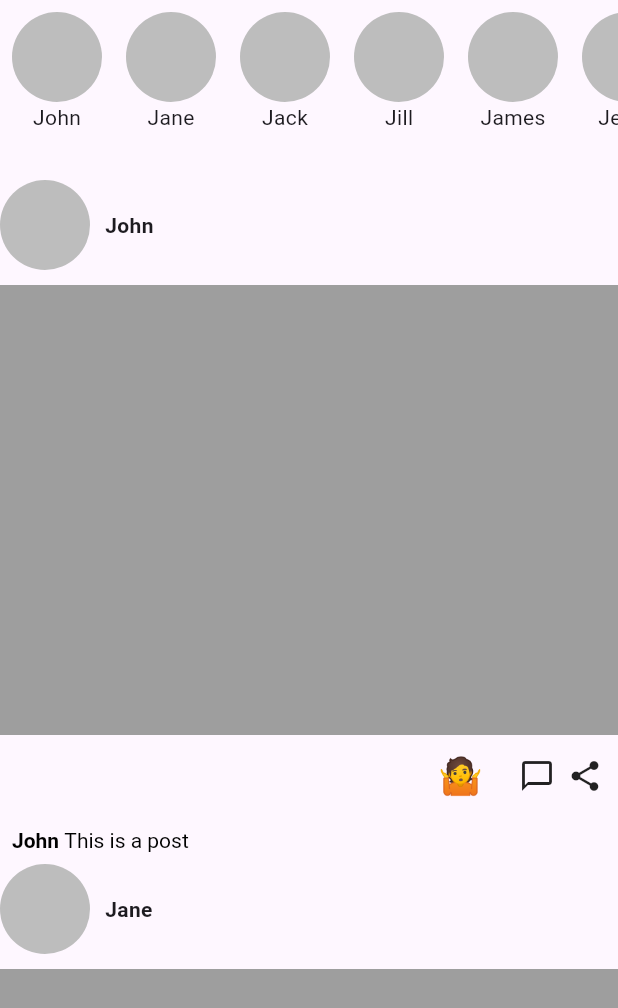
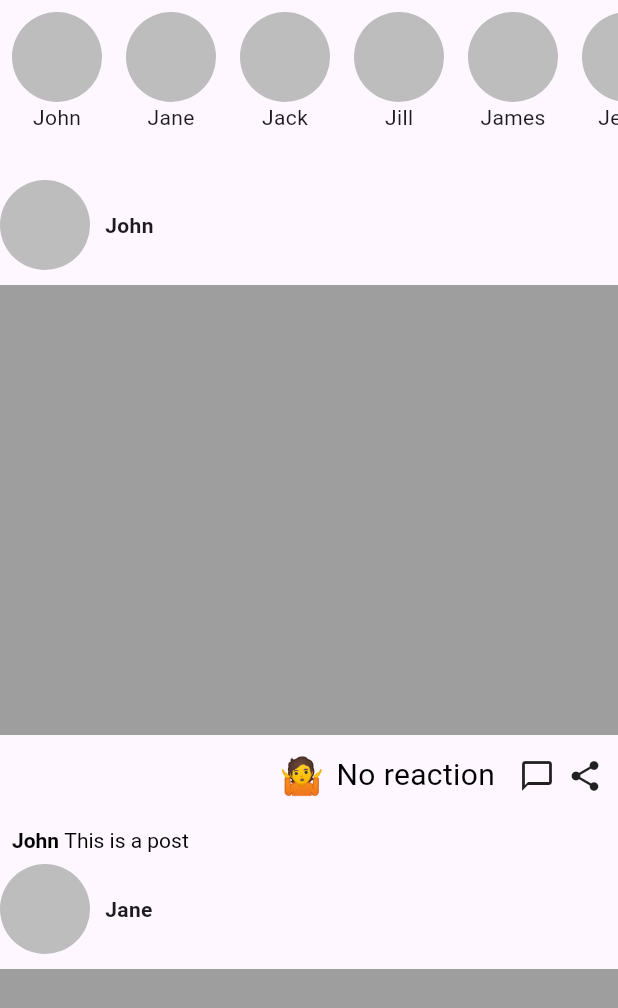
Before and after one commit to cmcgrew98/flutterassignment, a Flutter app: the UserHome screen opened directly, on a phone screen of 412 x 824 dp. Shown: the top 1008 px of the screen. Run offline on Flutter 3.47's test engine with Material 3 defaults, Android fonts, the phone set to English and light mode, and no system bars; our stand-ins replace firebase_core; accounts and stored records are empty.

Commit message:
Just changed the default reaction

```diff
--- a/lib/components/ReactionWidget.dart
+++ b/lib/components/ReactionWidget.dart
@@ -6,7 +6,7 @@ class ReactionWidget extends StatefulWidget {
 }
 
 class _ReactionWidgetState extends State<ReactionWidget> {
-  String selectedReaction = ''; // Default reaction
+  String selectedReaction = 'No reaction'; // Default reaction
 
   @override
   Widget build(BuildContext context) {
```
